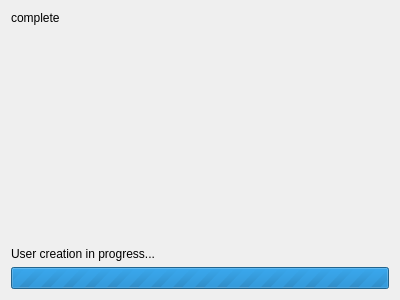
maidsafe-archive/MaidSafe-Encrypt, file src/qt/ui/create_page_complete.ui: the form before one commit.
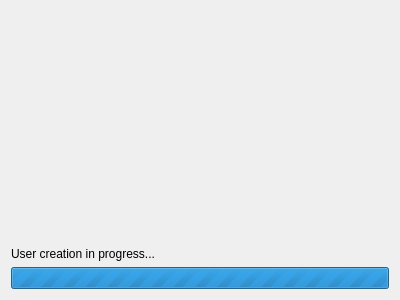
The form after the commit.

The edit to the form file:
```diff
--- a/src/qt/ui/create_page_complete.ui
+++ b/src/qt/ui/create_page_complete.ui
@@ -17,7 +17,7 @@
    <item>
     <widget class="QLabel" name="label">
      <property name="text">
-      <string>complete</string>
+      <string/>
      </property>
      <property name="wordWrap">
       <bool>true</bool>
```
Left out of the diff: 2 changed lines with no effect on the pictures.
